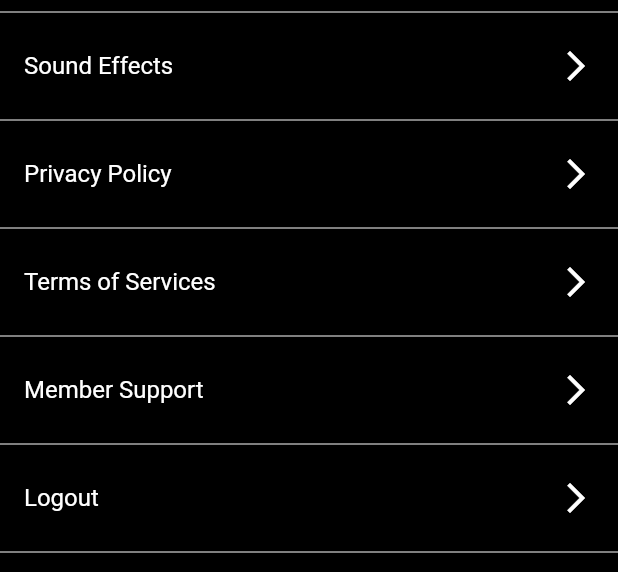
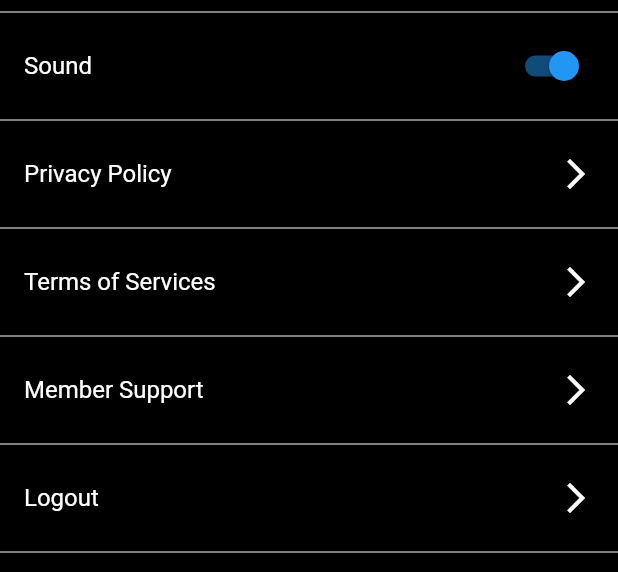
Before and after one commit to fwdAndroid/skismi, a Flutter app: the Settings screen opened directly, on a phone screen of 412 x 824 dp, the part 405-977 px from its top. Run offline on Flutter 3.47's test engine with Material 2 defaults, Android fonts, the phone set to English and light mode, and no system bars; our stand-ins replace animated_splash_screen, cloud_firestore, firebase_auth, firebase_core, google_fonts, google_sign_in and 3 more; accounts and stored records are empty.

```diff
--- a/lib/main_screen_pages/settings.dart
+++ b/lib/main_screen_pages/settings.dart
@@ -1,7 +1,6 @@
 import 'package:firebase_auth/firebase_auth.dart';
 import 'package:flutter/material.dart';
-import 'package:flutter/src/widgets/framework.dart';
-import 'package:url_launcher/url_launcher.dart';
+import 'package:shared_preferences/shared_preferences.dart';
 import 'package:skismi/auth/login_screen.dart';
 
 class Settings extends StatefulWidget {
@@ -13,10 +12,16 @@ class Settings extends StatefulWidget {
 
 class _SettingsState extends State<Settings> {
   @override
+  void initState() {
+    // TODO: implement initState
+    super.initState();
+  }
+
+  @override
   Widget build(BuildContext context) {
     return Scaffold(
       backgroundColor: Colors.black,
-      body: Column(
+      body: ListView(
         children: [
           SizedBox(
             height: 20,
@@ -28,16 +33,13 @@ class _SettingsState extends State<Settings> {
           Divider(
             color: Colors.white,
           ),
-          ListTile(
-            onTap: _launchURL,
+          SwitchListTile(
             title: Text(
-              "Sound Effects",
+              "Sound",
               style: TextStyle(color: Colors.white),
             ),
-            trailing: Icon(
-              Icons.arrow_forward_ios,
-              color: Colors.white,
-            ),
+            value: true,
+            onChanged: (bool? value) {},
           ),
           Divider(
             color: Colors.white,
@@ -149,11 +151,4 @@ class _SettingsState extends State<Settings> {
       ),
     );
   }
-
-  _launchURL() async {
-    final Uri _url = Uri.parse('https://flutter.dev');
-    if (!await launchUrl(_url)) {
-      throw Exception('Could not launch $_url');
-    }
-  }
 }
--- a/pubspec.yaml
+++ b/pubspec.yaml
@@ -37,6 +37,7 @@ dependencies:
     sdk: flutter
   google_fonts: ^4.0.3
   google_sign_in: ^6.1.0
+  shared_preferences: ^2.1.0
   social_login_buttons: ^1.0.7
   url_launcher: ^6.1.10
   webview_flutter: ^4.0.7
```
Also changed, not shown: pubspec.lock, 1 other file.
